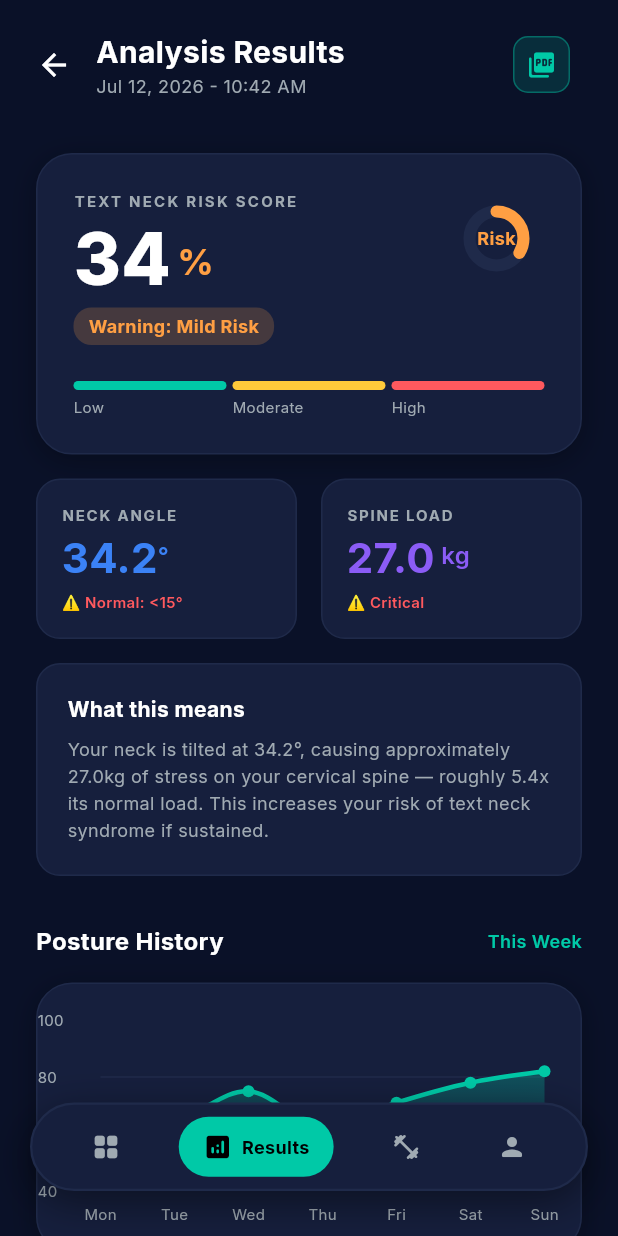
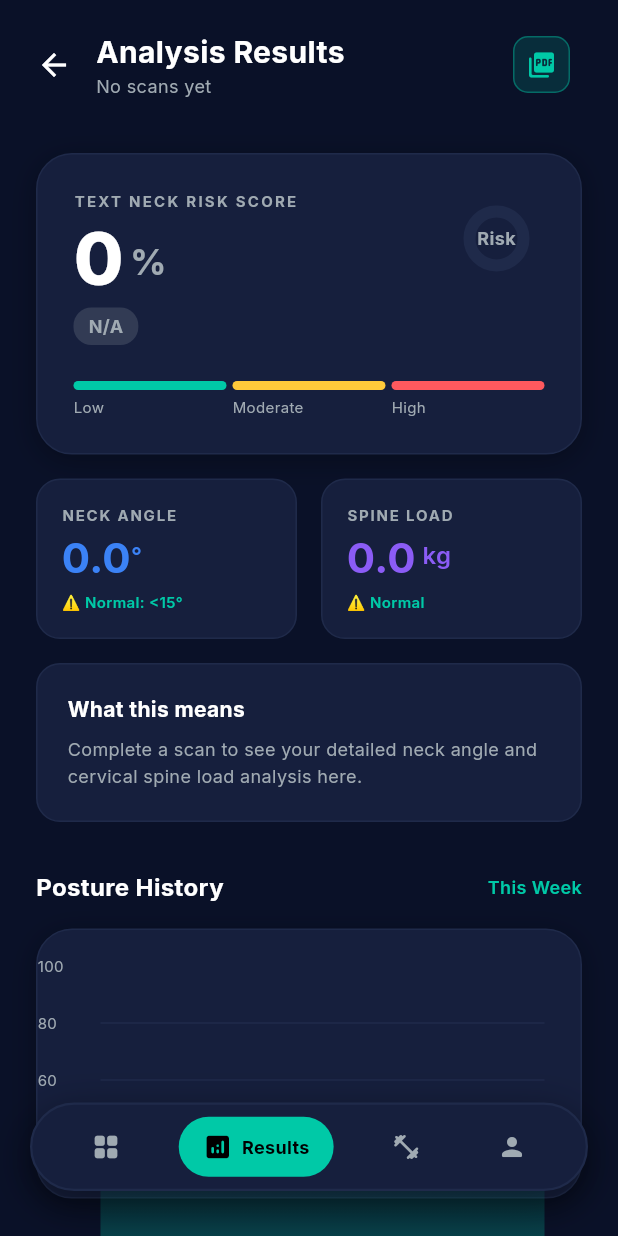
Before and after one commit to JolinSaraiya/TEXT_NECK, a Flutter app: the screen it shows once a user with an empty profile is signed in, item 2 of the bottom bar chosen, on a phone screen of 412 x 824 dp. Run offline on Flutter 3.47's test engine with Material 3 defaults, Android fonts, the phone set to English and light mode, and no system bars; drawn by our look-alikes of fl_chart; our stand-ins replace camera, cloud_firestore, firebase_auth, firebase_core, flutter_dotenv, google_fonts and 4 more; missing offline and left inert: dart:html, dart:js, google_mlkit_pose_detection; accounts and stored records are empty; key blocks and very long unbroken strings in the code were emptied for the run.

Commit message:
Update AnalysisResultsScreen to use dynamic real-time data instead of mock values

```diff
--- a/flutter_app/lib/screens/analysis_results_screen.dart
+++ b/flutter_app/lib/screens/analysis_results_screen.dart
@@ -30,29 +30,21 @@ class AnalysisResultsScreen extends StatelessWidget {
         final latest = manager.latestResult;
 
         // Use real or mock values
-        final String dateText = latest != null ? _formatDateTime(latest.timestamp) : 'Jul 12, 2026 - 10:42 AM';
-        final int riskScoreValue = latest != null ? latest.riskScore : 34;
-        final double neckAngleValue = latest != null ? latest.angle : 34.2;
-        final double spineLoadValue = latest != null ? latest.spineLoadKg : 27.0;
-        final RiskLevel riskLevel = latest != null ? latest.riskLevel : RiskLevel.warning;
+        final String dateText = latest != null ? _formatDateTime(latest.timestamp) : 'No scans yet';
+        final int riskScoreValue = latest != null ? latest.riskScore : 0;
+        final double neckAngleValue = latest != null ? latest.angle : 0.0;
+        final double spineLoadValue = latest != null ? latest.spineLoadKg : 0.0;
+        final RiskLevel riskLevel = latest != null ? latest.riskLevel : RiskLevel.good;
 
         // Dynamic risk color and label
-        final Color riskColor = riskLevel.color;
-        final String riskLabel = riskLevel.label;
+        final Color riskColor = latest != null ? riskLevel.color : AppColors.subtext(context);
+        final String riskLabel = latest != null ? riskLevel.label : 'N/A';
 
         // Dynamic stress ratio
         final double stressRatio = spineLoadValue / 5.0; // Normal is ~5kg
 
         // Chart spots
-        List<FlSpot> spots = const [
-          FlSpot(0, 68),
-          FlSpot(1, 65),
-          FlSpot(2, 75),
-          FlSpot(3, 62),
-          FlSpot(4, 71),
-          FlSpot(5, 78),
-          FlSpot(6, 82),
-        ];
+        List<FlSpot> spots = [];
 
         // If we have actual history, let's plot the history of posture scores (100 - riskScore)
         if (manager.history.isNotEmpty) {
@@ -67,10 +59,14 @@ class AnalysisResultsScreen extends StatelessWidget {
               newSpots.add(FlSpot(i.toDouble(), score));
             } else {
               // baseline fallback
-              newSpots.add(FlSpot(i.toDouble(), 70.0));
+              newSpots.add(FlSpot(i.toDouble(), 100.0)); // 100 is perfect score
             }
           }
           spots = newSpots;
+        } else {
+          for (int i = 0; i < 7; i++) {
+            spots.add(FlSpot(i.toDouble(), 0));
+          }
         }
 
         final isDark = Theme.of(context).brightness == Brightness.dark;
@@ -322,7 +318,7 @@ class AnalysisResultsScreen extends StatelessWidget {
                         Text(
                           latest != null
                             ? 'Your neck is tilted at ${neckAngleValue.toStringAsFixed(1)}°, causing approximately ${spineLoadValue.toStringAsFixed(1)}kg of stress on your cervical spine — roughly ${stressRatio.toStringAsFixed(1)}x its normal load. This increases your risk of text neck syndrome if sustained.'
-                            : 'Your neck is tilted at 34.2°, causing approximately 27.0kg of stress on your cervical spine — roughly 5.4x its normal load. This increases your risk of text neck syndrome if sustained.',
+                            : 'Complete a scan to see your detailed neck angle and cervical spine load analysis here.',
                           style: GoogleFonts.inter(
                             fontSize: 12,
                             color: AppColors.subtext(context),
```
